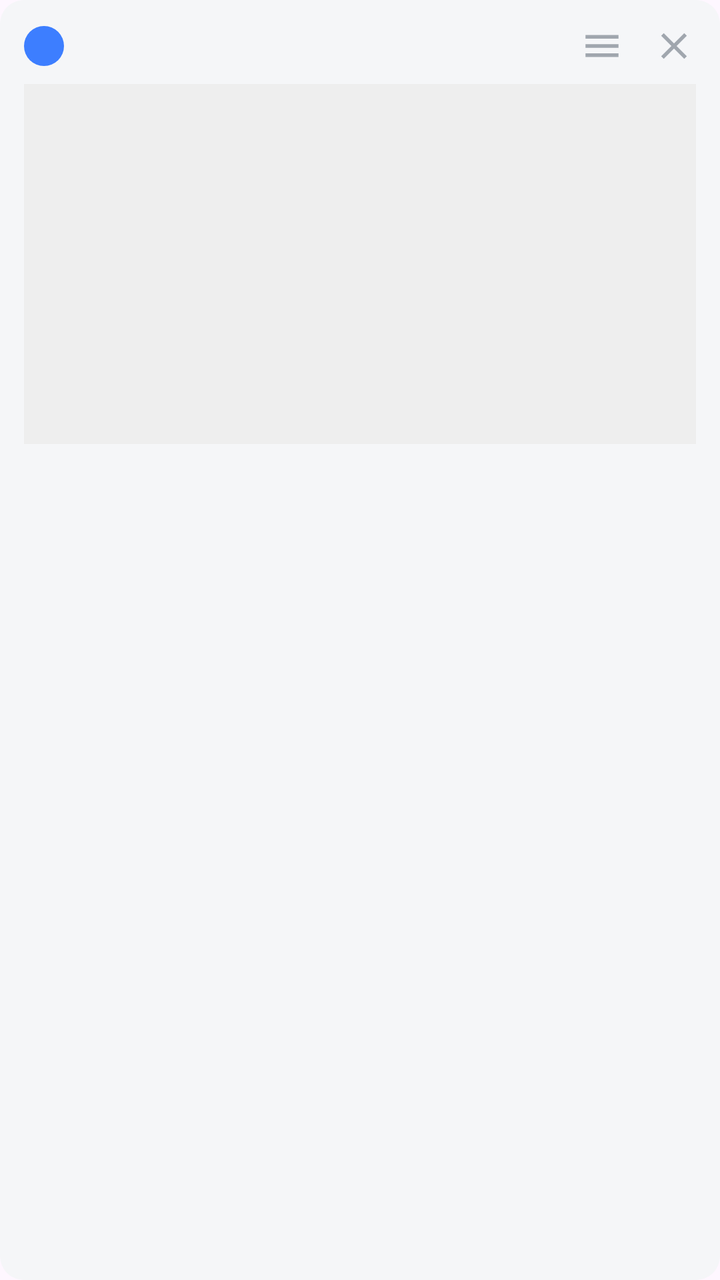
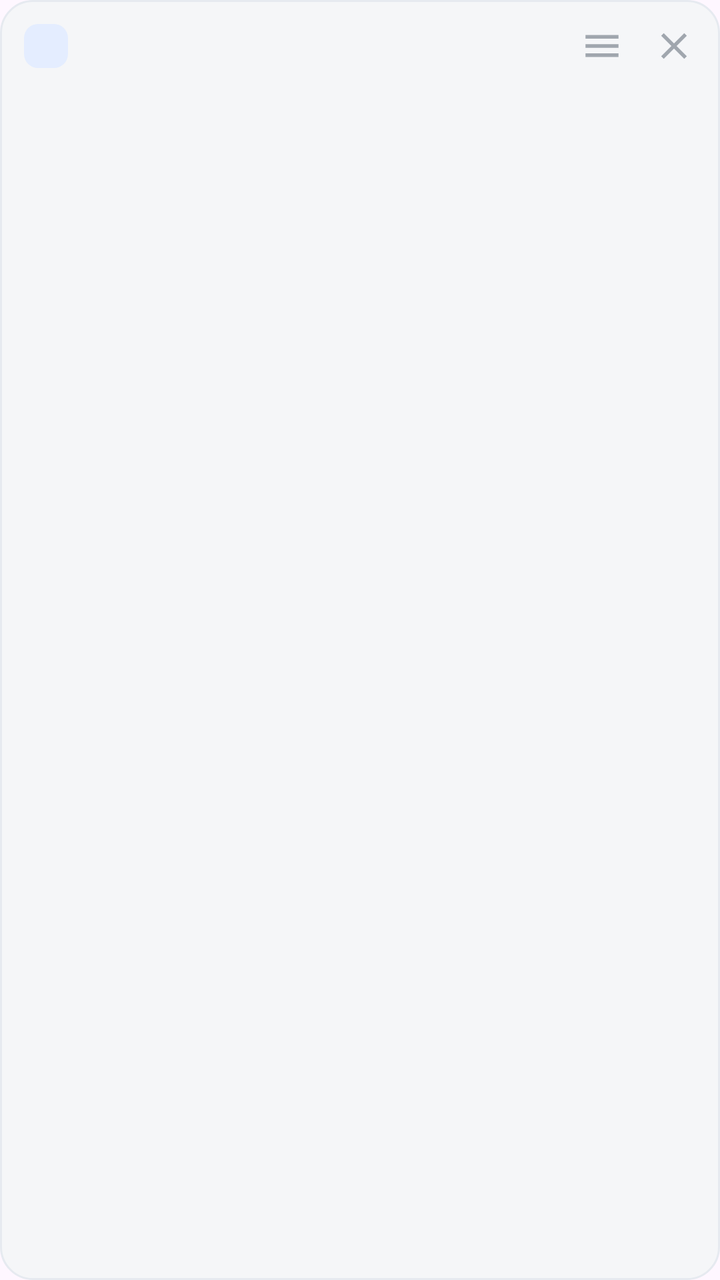

The first picture is an Android layout as it rendered before a commit; the second is the same layout after the commit. The layout source and the unified diff follow.
<!-- AndroidManifest.xml: another module's application theme Theme.PoorEditorDemo -->
<!-- res/layout/item_block_image.xml -->
<?xml version="1.0" encoding="utf-8"?>
<FrameLayout xmlns:android="http://schemas.android.com/apk/res/android"
    xmlns:app="http://schemas.android.com/apk/res-auto"
    android:layout_width="match_parent"
    android:layout_height="wrap_content"
    android:background="@drawable/re_bg_block"
    android:padding="12dp">

    <LinearLayout
        android:layout_width="match_parent"
        android:layout_height="wrap_content"
        android:orientation="vertical">

        <LinearLayout
            android:layout_width="match_parent"
            android:layout_height="wrap_content"
            android:gravity="center_vertical"
            android:orientation="horizontal">

            <TextView
                android:id="@+id/tvSortNum"
                android:layout_width="20dp"
                android:layout_height="20dp"
                android:background="@drawable/re_bg_sort_chip"
                android:gravity="center"
                android:textColor="@android:color/white"
                android:textSize="10sp" />

            <Space
                android:layout_width="0dp"
                android:layout_height="1dp"
                android:layout_weight="1" />

            <ImageView
                android:id="@+id/btnDrag"
                android:layout_width="22dp"
                android:layout_height="22dp"
                android:contentDescription="@string/re_drag"
                android:src="@drawable/re_ic_drag"
                app:tint="@color/re_text_hint" />

            <ImageView
                android:id="@+id/btnDelete"
                android:layout_width="22dp"
                android:layout_height="22dp"
                android:layout_marginStart="14dp"
                android:contentDescription="@string/re_delete"
                android:src="@drawable/re_ic_close"
                app:tint="@color/re_text_hint" />
        </LinearLayout>

        <FrameLayout
            android:layout_width="match_parent"
            android:layout_height="180dp"
            android:layout_marginTop="8dp">

            <ImageView
                android:id="@+id/ivImage"
                android:layout_width="match_parent"
                android:layout_height="match_parent"
                android:background="#EEEEEE"
                android:contentDescription="@string/re_image"
                android:scaleType="centerCrop" />

            <ProgressBar
                android:id="@+id/progress"
                android:layout_width="32dp"
                android:layout_height="32dp"
                android:layout_gravity="center"
                android:indeterminateTint="@color/re_accent"
                android:visibility="gone" />

            <TextView
                android:id="@+id/tvUploadStatus"
                android:layout_width="wrap_content"
                android:layout_height="wrap_content"
                android:layout_gravity="bottom|start"
                android:layout_margin="8dp"
                android:background="@drawable/re_bg_badge"
                android:paddingStart="8dp"
                android:paddingTop="4dp"
                android:paddingEnd="8dp"
                android:paddingBottom="4dp"
                android:textColor="@android:color/white"
                android:textSize="11sp"
                android:visibility="gone" />
        </FrameLayout>
    </LinearLayout>
</FrameLayout>
<!-- resources referenced by this layout -->
<resources>
  <color name="re_accent">#3D7EFF</color>
  <color name="re_text_hint">#A0A6AE</color>
  <!-- drawable re_bg_badge (drawable) -->
  <?xml version="1.0" encoding="utf-8"?>
  <shape xmlns:android="http://schemas.android.com/apk/res/android" android:shape="rectangle">
      <solid android:color="#CC1A1A1A" />
      <corners android:radius="6dp" />
  </shape>
  <!-- drawable re_bg_block (drawable) -->
  <?xml version="1.0" encoding="utf-8"?>
  <shape xmlns:android="http://schemas.android.com/apk/res/android" android:shape="rectangle">
      <solid android:color="@color/re_block" />
      <corners android:radius="12dp" />
  </shape>
  <!-- drawable re_bg_sort_chip (drawable) -->
  <?xml version="1.0" encoding="utf-8"?>
  <shape xmlns:android="http://schemas.android.com/apk/res/android" android:shape="oval">
      <solid android:color="@color/re_accent" />
  </shape>
  <!-- drawable re_ic_close (drawable) -->
  <?xml version="1.0" encoding="utf-8"?>
  <vector xmlns:android="http://schemas.android.com/apk/res/android"
      android:width="24dp" android:height="24dp"
      android:viewportWidth="24" android:viewportHeight="24">
      <path android:fillColor="#FF000000"
          android:pathData="M19,6.41L17.59,5 12,10.59 6.41,5 5,6.41 10.59,12 5,17.59 6.41,19 12,13.41 17.59,19 19,17.59 13.41,12z"/>
  </vector>
  <!-- drawable re_ic_drag (drawable) -->
  <?xml version="1.0" encoding="utf-8"?>
  <vector xmlns:android="http://schemas.android.com/apk/res/android"
      android:width="24dp" android:height="24dp"
      android:viewportWidth="24" android:viewportHeight="24">
      <path android:fillColor="#FF000000"
          android:pathData="M3,18h18v-2H3v2zM3,13h18v-2H3v2zM3,6v2h18V6H3z"/>
  </vector>
  <string name="re_delete">删除</string>
  <string name="re_drag">拖动排序</string>
  <string name="re_image">图片</string>
  <style name="Theme.PoorEditorDemo" parent="Theme.Material3.DayNight.NoActionBar">
          <item name="colorPrimary">@color/demo_accent</item>
      </style>
  <color name="re_block">#F5F6F8</color>
  <color name="demo_accent">#3D7EFF</color>
</resources>

<!-- the commit's change to res/layout/item_block_image.xml (unified diff, before → after) -->
@@ -19,12 +19,13 @@
 
             <TextView
                 android:id="@+id/tvSortNum"
-                android:layout_width="20dp"
-                android:layout_height="20dp"
-                android:background="@drawable/re_bg_sort_chip"
+                android:layout_width="22dp"
+                android:layout_height="22dp"
+                android:background="@drawable/re_bg_sort_num"
                 android:gravity="center"
-                android:textColor="@android:color/white"
-                android:textSize="10sp" />
+                android:textColor="@color/re_accent"
+                android:textSize="11sp"
+                android:textStyle="bold" />
 
             <Space
                 android:layout_width="0dp"
@@ -54,13 +55,14 @@
             android:layout_height="180dp"
             android:layout_marginTop="8dp">
 
-            <ImageView
+            <com.google.android.material.imageview.ShapeableImageView
                 android:id="@+id/ivImage"
                 android:layout_width="match_parent"
                 android:layout_height="match_parent"
-                android:background="#EEEEEE"
+                android:background="@color/re_block"
                 android:contentDescription="@string/re_image"
-                android:scaleType="centerCrop" />
+                android:scaleType="centerCrop"
+                app:shapeAppearanceOverlay="@style/REMediaShape" />
 
             <ProgressBar
                 android:id="@+id/progress"
<!-- resource entries referenced after the edit -->
@@ -12,12 +12,17 @@
   <?xml version="1.0" encoding="utf-8"?>
   <shape xmlns:android="http://schemas.android.com/apk/res/android" android:shape="rectangle">
       <solid android:color="@color/re_block" />
-      <corners android:radius="12dp" />
+      <corners android:radius="16dp" />
+      <stroke
+          android:width="1dp"
+          android:color="@color/re_outline" />
   </shape>
-  <!-- drawable re_bg_sort_chip (drawable) -->
+  <!-- drawable re_bg_sort_num (drawable) -->
   <?xml version="1.0" encoding="utf-8"?>
-  <shape xmlns:android="http://schemas.android.com/apk/res/android" android:shape="oval">
-      <solid android:color="@color/re_accent" />
+  <shape xmlns:android="http://schemas.android.com/apk/res/android"
+      android:shape="rectangle">
+      <solid android:color="@color/re_accent_container" />
+      <corners android:radius="7dp" />
   </shape>
   <!-- drawable re_ic_close (drawable) -->
   <?xml version="1.0" encoding="utf-8"?>
@@ -38,9 +43,15 @@
   <string name="re_delete">删除</string>
   <string name="re_drag">拖动排序</string>
   <string name="re_image">图片</string>
+  <style name="REMediaShape">
+          <item name="cornerFamily">rounded</item>
+          <item name="cornerSize">12dp</item>
+      </style>
   <style name="Theme.PoorEditorDemo" parent="Theme.Material3.DayNight.NoActionBar">
           <item name="colorPrimary">@color/demo_accent</item>
       </style>
+  <color name="re_outline">#E6EAF0</color>
+  <color name="re_accent_container">#E4EDFF</color>
   <color name="re_block">#F5F6F8</color>
   <color name="demo_accent">#3D7EFF</color>
 </resources>
